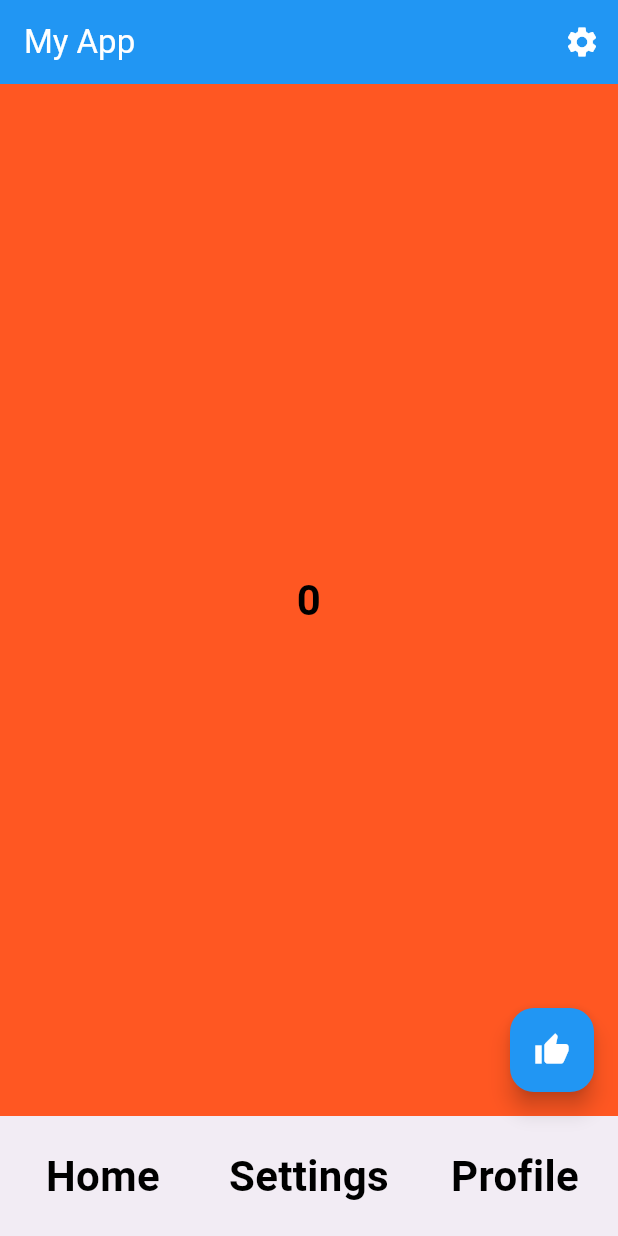
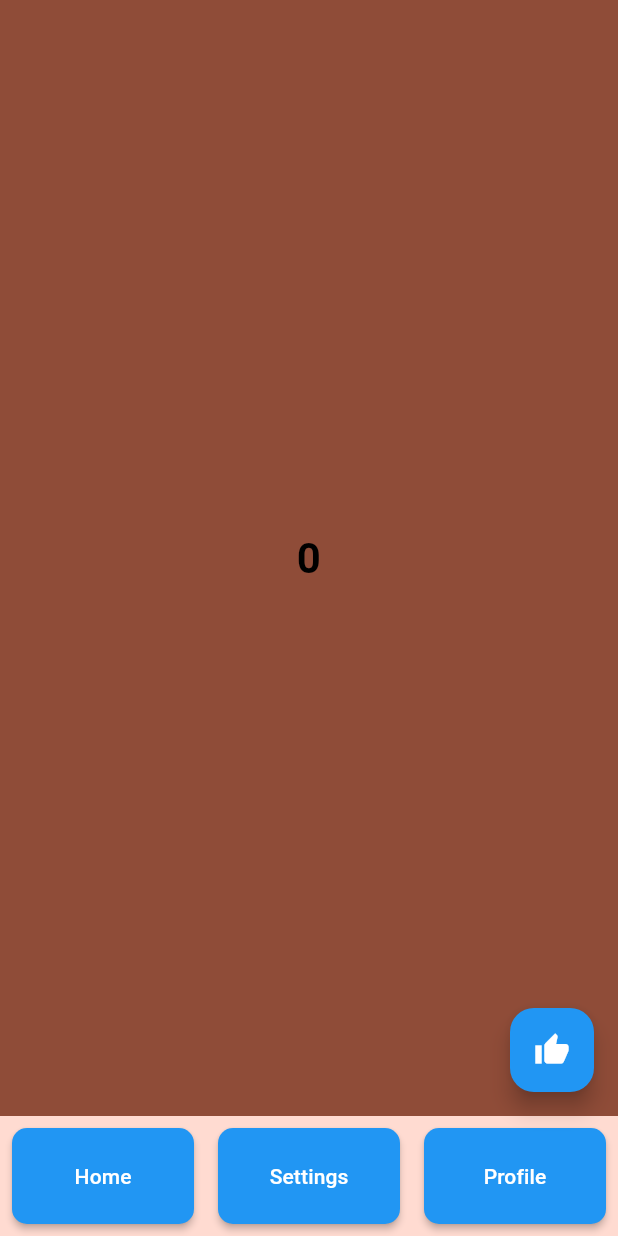
Before and after one commit to Reynem/Flutter, a Flutter app: the screen it shows after launch, on a phone screen of 412 x 824 dp. Run offline on Flutter 3.47's test engine with Material 3 defaults, Android fonts, the phone set to English and light mode, and no system bars.

Commit message:
Organisation changes(readable code)

```diff
--- /dev/null
+++ b/example_app/lib/counter_screent.dart
@@ -0,0 +1,68 @@
+import 'package:flutter/material.dart';
+import 'package:example_app/utils.dart';
+
+
+class CounterScreen extends StatefulWidget {
+    const CounterScreen({super.key});
+
+    @override
+    State<CounterScreen> createState() => _CounterScreenState();
+
+
+}
+
+class _CounterScreenState extends State<CounterScreen> {
+  int counter = 0;
+
+  void _incrementCounter() {
+    setState(() {
+      counter++;
+    });
+  }
+
+
+
+  @override
+  Widget build(BuildContext context) {
+    final theme = Theme.of(context);
+    final ColorScheme colorScheme = theme.colorScheme;
+
+    final List<Widget> destinations = [
+      Container(
+        margin: const EdgeInsets.symmetric(horizontal: 8.0, vertical: 8.0),
+        child: formattedButton("Home"),
+      ),
+      Container(
+        margin: const EdgeInsets.symmetric(horizontal: 8.0, vertical: 8.0),
+        child: formattedButton("Settings"),
+      ),
+      Container(
+        margin: const EdgeInsets.symmetric(horizontal: 8.0, vertical: 8.0),
+        child: formattedButton("Profile"),
+      ),
+    ];
+
+    return Scaffold(
+        body: Container(
+            alignment: Alignment.center,
+            child: formattedH2Text(counter.toString()),
+          ),
+
+        floatingActionButton: FloatingActionButton(
+          onPressed: () {
+            _incrementCounter();
+          },
+          tooltip: "Like",
+          backgroundColor: Colors.blue,
+          foregroundColor: Colors.white,
+          child: const Icon(Icons.thumb_up),
+          ),
+
+        backgroundColor: colorScheme.primary,
+
+
+        bottomNavigationBar: NavigationBar(destinations: destinations, backgroundColor: colorScheme.primaryContainer,),
+      );
+
+  }
+}
--- a/example_app/lib/main.dart
+++ b/example_app/lib/main.dart
@@ -1,3 +1,4 @@
+import 'counter_screent.dart';
 import 'package:flutter/material.dart';
 
 void main() => runApp(RootApp());
@@ -5,99 +6,21 @@ void main() => runApp(RootApp());
 class RootApp extends StatelessWidget {
   const RootApp({super.key});
 
+
   @override
   Widget build(BuildContext context) {
 
+
     return MaterialApp(
+      debugShowCheckedModeBanner: false,
       title: 'Flutter Demo',
       theme: ThemeData(
-        colorScheme: ColorScheme.fromSeed(seedColor: Colors.deepPurple),
+        colorScheme: ColorScheme.fromSeed(seedColor: Colors.deepOrange, brightness: Brightness.light),
         useMaterial3: true,
       ),
 
-      home: CounterScreen()
+      home: CounterScreen(),
     );
   }
 
-  MaterialButton formattedButton(String text){
-    return MaterialButton(
-      onPressed: () {},
-      focusColor: const Color.fromARGB(255, 25, 80, 125),
-      hoverColor: const Color.fromARGB(255, 36, 126, 199),
-      color: Colors.blue,
-      child: Text(text),
-    );
   }
-
-  // Scaffold
-
-  }
-
-class CounterScreen extends StatefulWidget {
-    const CounterScreen({super.key});
-
-    @override
-    State<CounterScreen> createState() => _CounterScreenState();
-
-
-}
-
-class _CounterScreenState extends State<CounterScreen> {
-  int counter = 0;
-
-  void _incrementCounter() {
-    setState(() {
-      counter++;
-    });
-  }
-
-  @override
-  Widget build(BuildContext context) {
-    final List<Widget> destinations = [ formattedH2Text("Home"),
-        formattedH2Text("Settings"),
-        formattedH2Text("Profile")];
-
-    return Scaffold(
-        body: Container(
-            alignment: Alignment.center,
-            child: formattedH2Text(counter.toString()),
-          ),
-
-        floatingActionButton: FloatingActionButton(
-          onPressed: () {
-            _incrementCounter();
-          },
-          tooltip: "Like",
-          backgroundColor: Colors.blue,
-          foregroundColor: Colors.white,
-          child: const Icon(Icons.thumb_up),
-          ),
-
-        backgroundColor: Color(Colors.deepOrange.toARGB32()),
-        appBar: AppBar(
-          title: const Text("My App"),
-          backgroundColor: Colors.blue,
-          foregroundColor: Colors.white,
-          actions: [
-            IconButton(
-              icon: const Icon(Icons.settings),
-              onPressed: () {},
-            ),
-          ],
-        ),
-
-        bottomNavigationBar: NavigationBar(destinations: destinations),
-      );
-  }
-  Text formattedH2Text(String text){
-    return Text(
-      text,
-      textAlign: TextAlign.center,
-      style: TextStyle(
-        fontSize: 28,
-        color: Colors.black,
-        fontWeight: FontWeight.bold,
-      ),
-    );
-  }
-}
--- /dev/null
+++ b/example_app/lib/utils.dart
@@ -0,0 +1,29 @@
+import 'package:flutter/material.dart';
+
+
+Text formattedH2Text(String text){
+    return Text(
+      text,
+      textAlign: TextAlign.center,
+      style: TextStyle(
+        fontSize: 28,
+        color: Colors.black,
+        fontWeight: FontWeight.bold,
+      ),
+    );
+  }
+
+   MaterialButton formattedButton(String text){
+    return MaterialButton(
+      onPressed: () {},
+      focusColor: const Color.fromARGB(255, 25, 80, 125),
+      hoverColor: const Color.fromARGB(255, 36, 126, 199),
+      color: Colors.blue,
+      textColor: Colors.white,
+      height: double.maxFinite,
+      shape: RoundedRectangleBorder(
+        borderRadius: BorderRadius.circular(10),
+      ),
+      child: Text(text),
+    );
+  }
```
